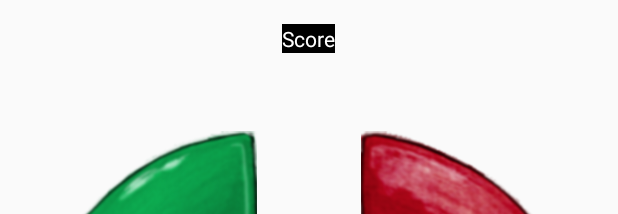
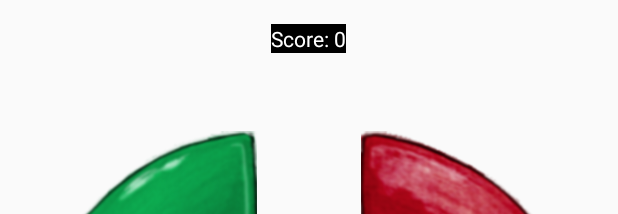
Before and after one commit to wwy2286/Simon-Says, an Android app: the layout activity_simon.xml on its own in the app's theme, with its tools: preview values and no code run, on a phone screen of 412 x 824 dp. Shown: the top 214 px of the screen. Run offline under Robolectric (Android 15) with nearby library versions, the phone set to English and light mode, and no system bars.

Commit message:
added highscore, motion now ends with a wrong input immediately

```diff
--- a/Connors_Yu_FInal/app/src/main/res/layout/activity_simon.xml
+++ b/Connors_Yu_FInal/app/src/main/res/layout/activity_simon.xml
@@ -13,7 +13,7 @@
     tools:context=".simon_motion">
 
     <TextView
-        android:text="Score"
+        android:text="Score: 0"
         android:layout_width="wrap_content"
         android:layout_height="wrap_content"
         android:layout_alignParentTop="true"
@@ -48,7 +48,7 @@
         android:layout_alignParentBottom="true"
         android:layout_centerHorizontal="true"
         android:layout_marginBottom="71dp"
-        android:onClick="initGame"
+        android:onClick="restart"
         android:text="Restart"
         android:visibility="invisible" />
 
@@ -114,5 +114,19 @@
         android:layout_height="wrap_content"
         app:srcCompat="@drawable/gameover"
         android:visibility="invisible"/>
+    <TextView
+        android:id="@+id/scoreView"
+        android:layout_width="128dp"
+        android:layout_height="49dp"
+        android:layout_above="@+id/motionButton"
+        android:layout_alignParentStart="true"
+        android:layout_alignParentEnd="true"
+        android:layout_marginStart="100dp"
+        android:layout_marginEnd="100dp"
+        android:layout_marginBottom="10dp"
+        android:gravity="center"
+        android:text=""
+        android:textColor="#ffffff"
+        android:textStyle="bold" />
 
 </RelativeLayout>
```
Also changed, not shown: Connors_Yu_FInal/app/src/main/java/com/example/connors_yu_final/simon_motion.java (+66 -2 lines), Connors_Yu_FInal/app/src/main/java/com/example/connors_yu_final/simon_voice.java (+42 -1 lines), Connors_Yu_FInal/app/src/main/res/layout/activity_simon_voice.xml (+19 -4 lines).
